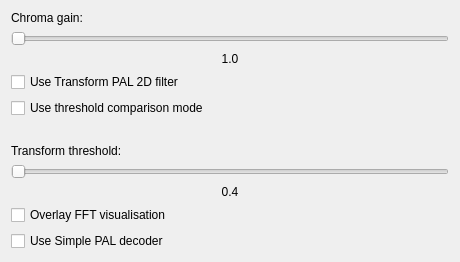
The window that tools/ld-analyse/chromadecoderconfigdialog.ui (happycube/ld-decode) describes before a commit, drawn with Qt 5.
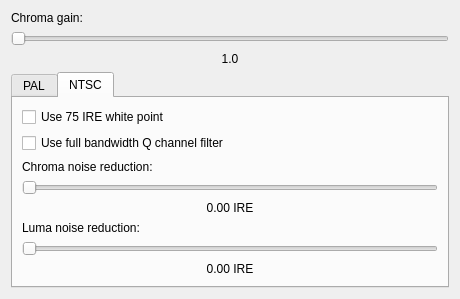
The same window after the commit.

Commit message: Add UI for the most useful NTSC chroma settings.

```diff
--- a/tools/ld-analyse/chromadecoderconfigdialog.ui
+++ b/tools/ld-analyse/chromadecoderconfigdialog.ui
@@ -13,11 +13,9 @@
   <property name="windowTitle">
    <string>Chroma Decoder Configuration</string>
   </property>
-  <layout class="QHBoxLayout" name="horizontalLayout">
+  <layout class="QVBoxLayout" name="outerVerticalLayout">
    <item>
-    <layout class="QVBoxLayout" name="verticalLayout">
-     <item>
-      <widget class="QLabel" name="label">
+    <widget class="QLabel" name="chromaGainLabel">
        <property name="text">
         <string>Chroma gain:</string>
        </property>
@@ -44,6 +42,29 @@
       </widget>
      </item>
      <item>
+    <spacer name="verticalSpacer_1">
+     <property name="orientation">
+      <enum>Qt::Vertical</enum>
+     </property>
+     <property name="sizeHint" stdset="0">
+      <size>
+       <width>20</width>
+       <height>40</height>
+      </size>
+     </property>
+    </spacer>
+   </item>
+   <item>
+    <widget class="QTabWidget" name="standardTabs">
+     <property name="currentIndex">
+      <number>1</number>
+     </property>
+     <widget class="QWidget" name="palTab">
+      <attribute name="title">
+       <string>PAL</string>
+      </attribute>
+      <layout class="QVBoxLayout" name="palVerticalLayout">
+       <item>
       <widget class="QCheckBox" name="twoDeeTransformCheckBox">
        <property name="text">
         <string>Use Transform PAL 2D filter</string>
@@ -58,11 +79,17 @@
       </widget>
      </item>
      <item>
-      <widget class="QLabel" name="label_3">
-       <property name="text">
-        <string/>
-       </property>
-      </widget>
+        <spacer name="verticalSpacer_2">
+         <property name="orientation">
+          <enum>Qt::Vertical</enum>
+         </property>
+         <property name="sizeHint" stdset="0">
+          <size>
+           <width>20</width>
+           <height>40</height>
+          </size>
+         </property>
+        </spacer>
      </item>
      <item>
       <widget class="QLabel" name="thresholdLabel">
@@ -106,6 +133,114 @@
       </widget>
      </item>
      <item>
+        <spacer name="verticalSpacer_4">
+         <property name="orientation">
+          <enum>Qt::Vertical</enum>
+         </property>
+         <property name="sizeHint" stdset="0">
+          <size>
+           <width>20</width>
+           <height>40</height>
+          </size>
+         </property>
+        </spacer>
+       </item>
+      </layout>
+     </widget>
+     <widget class="QWidget" name="ntscTab">
+      <attribute name="title">
+       <string>NTSC</string>
+      </attribute>
+      <layout class="QVBoxLayout" name="ntscVerticalLayout">
+       <item>
+        <widget class="QCheckBox" name="whitePoint75CheckBox">
+         <property name="text">
+          <string>Use 75 IRE white point</string>
+         </property>
+        </widget>
+       </item>
+       <item>
+        <widget class="QCheckBox" name="colorLpfHqCheckBox">
+         <property name="text">
+          <string>Use full bandwidth Q channel filter</string>
+         </property>
+        </widget>
+       </item>
+       <item>
+        <spacer name="verticalSpacer_5">
+         <property name="orientation">
+          <enum>Qt::Vertical</enum>
+         </property>
+         <property name="sizeHint" stdset="0">
+          <size>
+           <width>20</width>
+           <height>40</height>
+          </size>
+         </property>
+        </spacer>
+       </item>
+       <item>
+        <widget class="QLabel" name="cNRLabel">
+         <property name="text">
+          <string>Chroma noise reduction:</string>
+         </property>
+        </widget>
+       </item>
+       <item>
+        <widget class="QSlider" name="cNRHorizontalSlider">
+         <property name="orientation">
+          <enum>Qt::Horizontal</enum>
+         </property>
+        </widget>
+       </item>
+       <item>
+        <widget class="QLabel" name="cNRValueLabel">
+         <property name="text">
+          <string>0.00 IRE</string>
+         </property>
+         <property name="alignment">
+          <set>Qt::AlignCenter</set>
+         </property>
+        </widget>
+       </item>
+       <item>
+        <spacer name="verticalSpacer_6">
+         <property name="orientation">
+          <enum>Qt::Vertical</enum>
+         </property>
+         <property name="sizeHint" stdset="0">
+          <size>
+           <width>20</width>
+           <height>40</height>
+          </size>
+         </property>
+        </spacer>
+       </item>
+       <item>
+        <widget class="QLabel" name="yNRLabel">
+         <property name="text">
+          <string>Luma noise reduction:</string>
+         </property>
+        </widget>
+       </item>
+       <item>
+        <widget class="QSlider" name="yNRHorizontalSlider">
+         <property name="orientation">
+          <enum>Qt::Horizontal</enum>
+         </property>
+        </widget>
+       </item>
+       <item>
+        <widget class="QLabel" name="yNRValueLabel">
+         <property name="text">
+          <string>0.00 IRE</string>
+         </property>
+         <property name="alignment">
+          <set>Qt::AlignCenter</set>
+         </property>
+        </widget>
+       </item>
+       <item>
       <spacer name="verticalSpacer">
        <property name="orientation">
         <enum>Qt::Vertical</enum>
@@ -119,6 +254,8 @@
       </spacer>
      </item>
     </layout>
+     </widget>
+    </widget>
    </item>
   </layout>
  </widget>
```
Left out of the diff: 13 changed lines with no effect on the pictures. Lines whose indentation alone changed are shown as unchanged. The commit also changes 2 other files.
